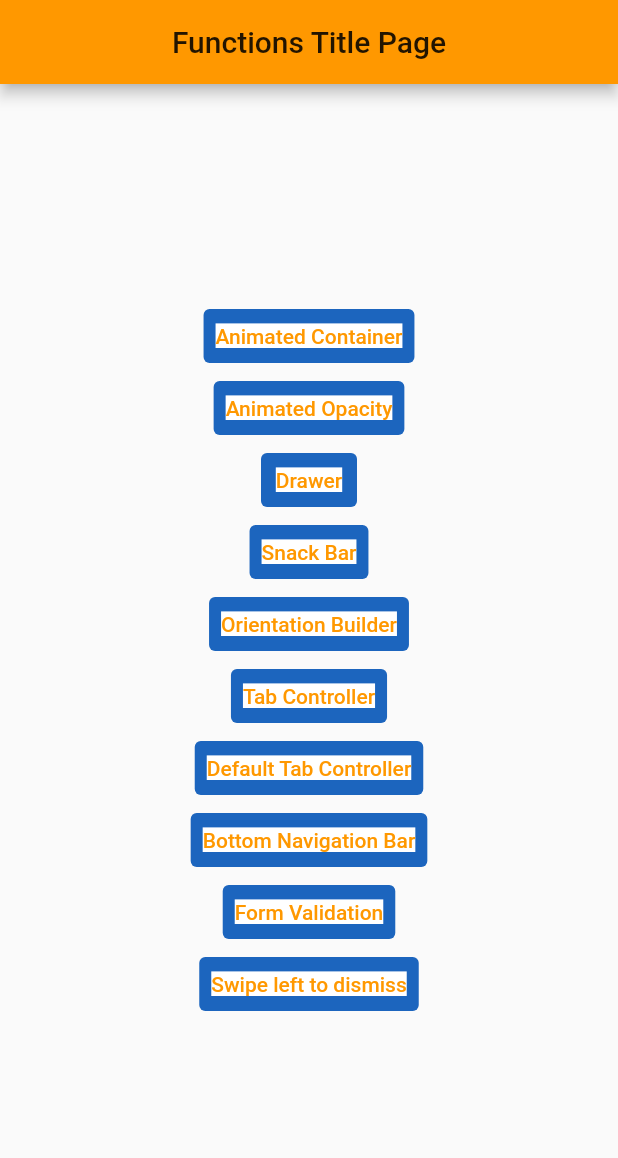
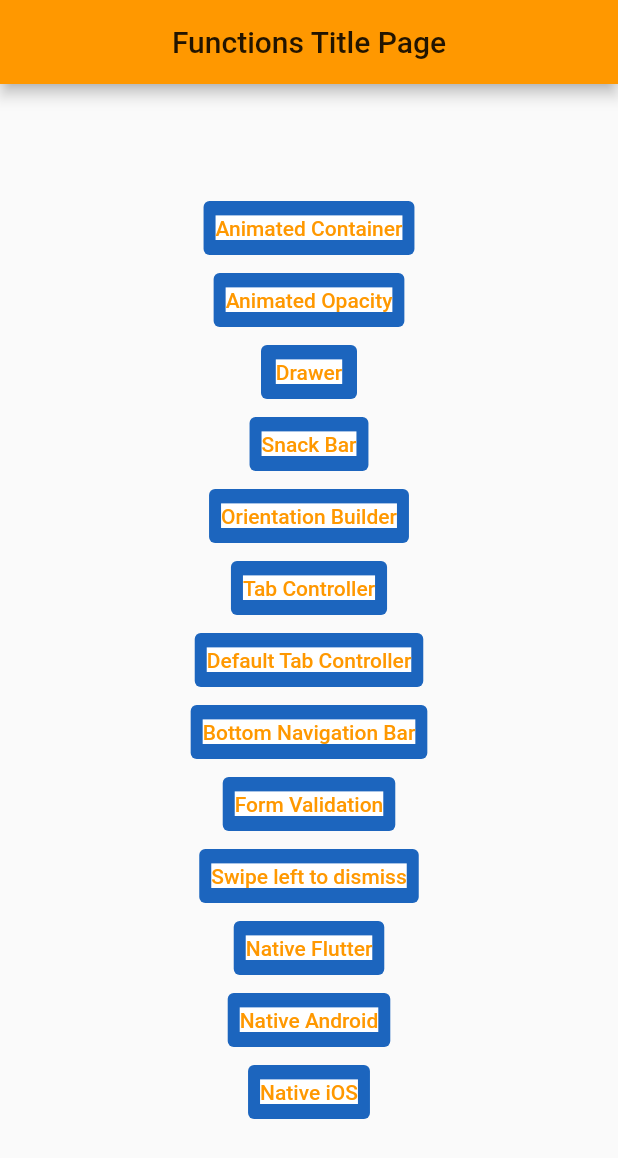
Before and after one commit to auaicn/Testbed-flutter, a Flutter app: the screen it shows after launch, on a phone screen of 412 x 824 dp. Shown: the top 1158 px of the screen. Run offline on Flutter 3.47's test engine with Material 2 defaults, Android fonts, the phone set to English and light mode, and no system bars.

Commit message:
Chore: Cleanup Structure
- made file for Native Android, iOS practice

```diff
--- a/course_2/lib/title.dart
+++ b/course_2/lib/title.dart
@@ -1,11 +1,14 @@
 import 'package:course_2/functions/my_animated_opacity.dart';
-import 'package:course_2/functions/my_bottom_navigation_bar.dart';
-import 'package:course_2/functions/my_default_tab_controller.dart';
+import 'package:course_2/functions/native/my_android_channel.dart';
+import 'package:course_2/functions/native/my_ios_channel.dart';
+import 'package:course_2/functions/tabcontrollers/my_bottom_navigation_bar.dart';
+import 'package:course_2/functions/tabcontrollers/my_default_tab_controller.dart';
 import 'package:course_2/functions/my_drawer.dart';
 import 'package:course_2/functions/my_form_validation.dart';
+import 'package:course_2/functions/native/my_method_channel.dart';
 import 'package:course_2/functions/my_orientation_builder.dart';
 import 'package:course_2/functions/my_snack_bar.dart';
-import 'package:course_2/functions/my_tab_controller.dart';
+import 'package:course_2/functions/tabcontrollers/my_tab_controller.dart';
 import 'package:course_2/functions/swipe_to_dismiss.dart';
 import 'package:flutter/material.dart';
 import 'package:course_2/functions/my_animated_container.dart';
@@ -74,6 +77,18 @@ class _TitlePageState extends State<TitlePage> {
                   functionName: "Swipe left to dismiss",
                   detailedWidget: SwipeToDismiss(),
                 ),
+                FunctionItem(
+                  functionName: "Native Flutter",
+                  detailedWidget: MyMethodChannel(),
+                ),
+                FunctionItem(
+                  functionName: "Native Android",
+                  detailedWidget: MyAndroidChannel(),
+                ),
+                FunctionItem(
+                  functionName: "Native iOS",
+                  detailedWidget: MyIOSChannel(),
+                ),
               ],
             ),
           ),
```
Also changed, not shown: course_2/lib/functions/native/my_android_channel.dart (added, +29 -0 lines), course_2/lib/functions/native/my_ios_channel.dart (added, +29 -0 lines), course_2/lib/functions/native/my_method_channel.dart (added, +29 -0 lines), course_2/lib/functions/tabcontrollers/my_bottom_navigation_bar.dart (renamed from course_2/lib/functions/my_bottom_navigation_bar.dart), course_2/lib/functions/tabcontrollers/my_default_tab_controller.dart (renamed from course_2/lib/functions/my_default_tab_controller.dart), course_2/lib/functions/tabcontrollers/my_tab_controller.dart (renamed from course_2/lib/functions/my_tab_controller.dart).
